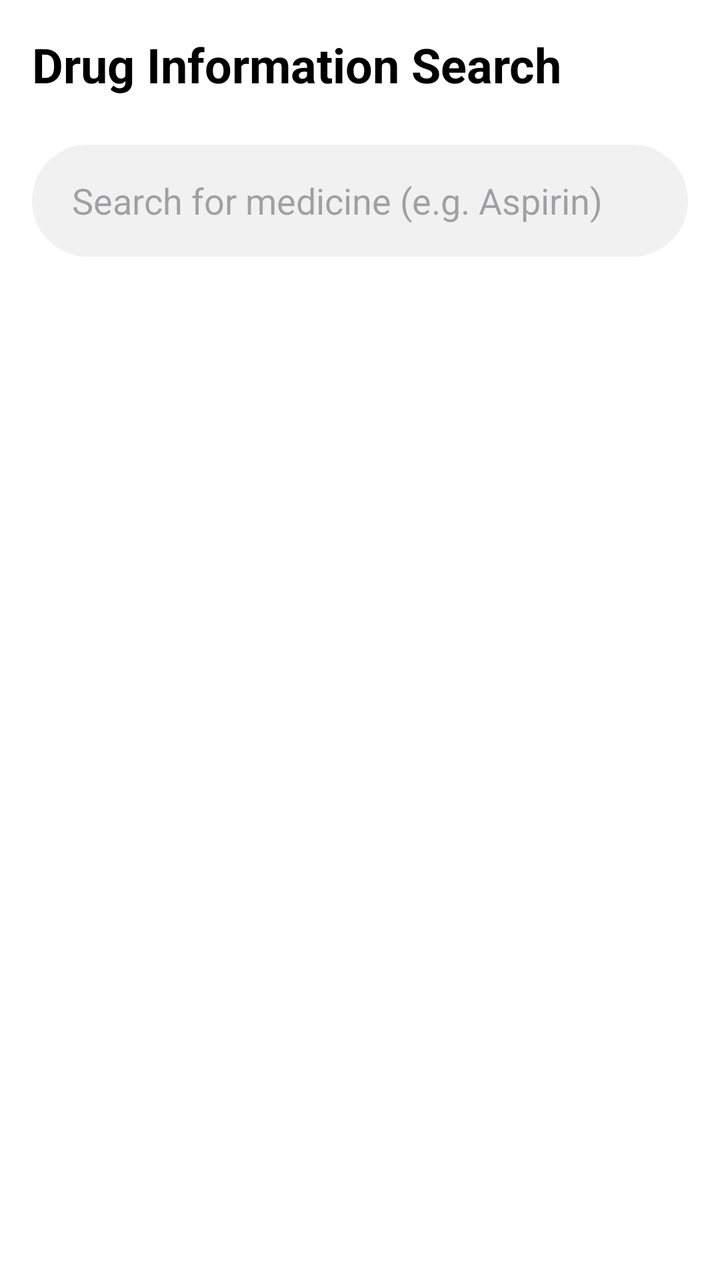
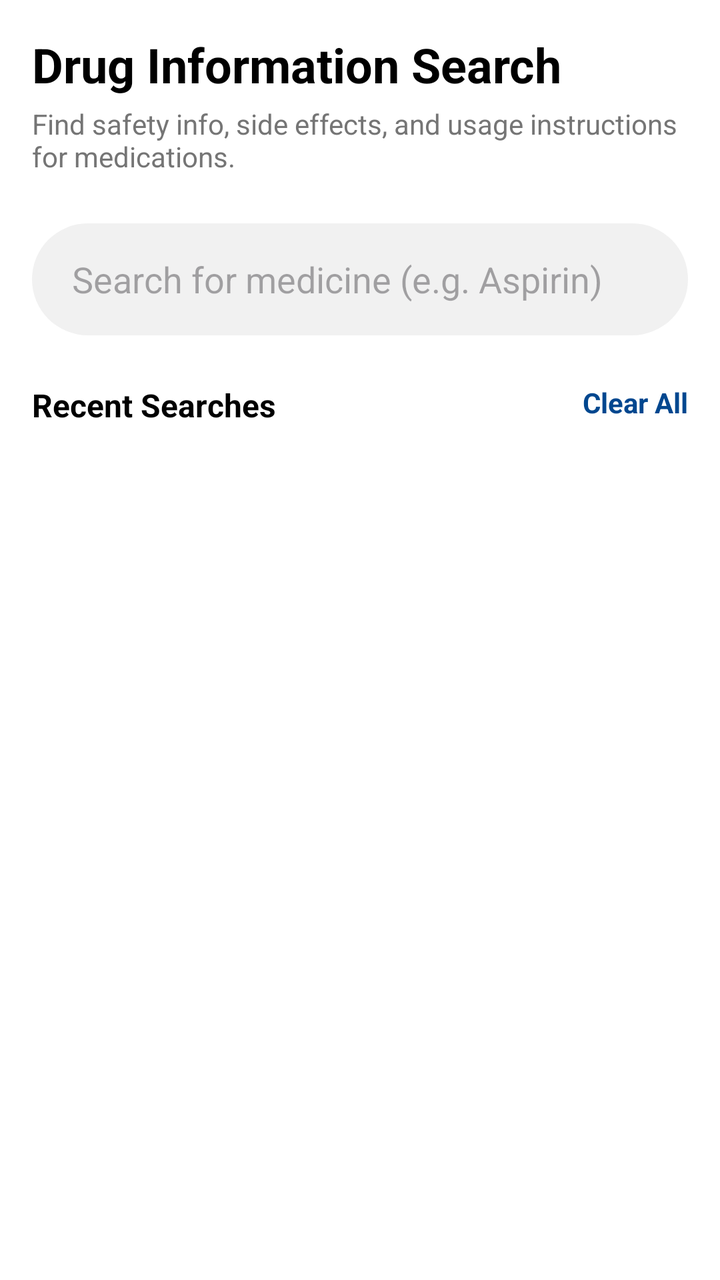

Screens rendered from an Android XML layout before and after an edit, with the pre-edit source and the edit as a unified diff.
<!-- AndroidManifest.xml: application theme Theme.AfyaSalama -->
<!-- res/layout/fragment_search.xml -->
<?xml version="1.0" encoding="utf-8"?>
<LinearLayout xmlns:android="http://schemas.android.com/apk/res/android"
    android:layout_width="match_parent"
    android:layout_height="match_parent"
    android:orientation="vertical"
    android:background="@color/white"
    android:padding="16dp">

    <TextView
        android:layout_width="wrap_content"
        android:layout_height="wrap_content"
        android:text="Drug Information Search"
        android:textSize="24sp"
        android:textStyle="bold"
        android:textColor="@color/black"
        android:layout_marginBottom="24dp" />

    <EditText
        android:id="@+id/et_drug_search"
        android:layout_width="match_parent"
        android:layout_height="56dp"
        android:hint="Search for medicine (e.g. Aspirin)"
        android:background="@drawable/capsule_edit_text"
        android:paddingHorizontal="20dp"
        android:inputType="text"
        android:imeOptions="actionSearch" />

    <ProgressBar
        android:id="@+id/pb_search"
        android:layout_width="wrap_content"
        android:layout_height="wrap_content"
        android:layout_gravity="center"
        android:layout_marginTop="16dp"
        android:visibility="gone" />

    <androidx.recyclerview.widget.RecyclerView
        android:id="@+id/rv_drugs"
        android:layout_width="match_parent"
        android:layout_height="match_parent"
        android:layout_marginTop="16dp" />

</LinearLayout>
<!-- resources referenced by this layout -->
<resources>
  <color name="black">#FF000000</color>
  <color name="white">#FFFFFFFF</color>
  <!-- drawable capsule_edit_text (drawable) -->
  <?xml version="1.0" encoding="utf-8"?>
  <shape xmlns:android="http://schemas.android.com/apk/res/android">
      <solid android:color="@color/light_grey" />
      <corners android:radius="100dp" />
  </shape>
  <style name="Theme.AfyaSalama" parent="Base.Theme.AfyaSalama" />
  <color name="light_grey">#F1F1F1</color>
  <style name="Base.Theme.AfyaSalama" parent="Theme.Material3.DayNight.NoActionBar">
          <item name="colorPrimary">@color/primary_blue</item>
          <item name="android:windowBackground">@color/white</item>
      </style>
  <color name="primary_blue">#00478F</color>
</resources>

<!-- the commit's change to res/layout/fragment_search.xml (unified diff, before → after) -->
@@ -12,7 +12,15 @@
         android:text="Drug Information Search"
         android:textSize="24sp"
         android:textStyle="bold"
-        android:textColor="@color/black"
+        android:textColor="@color/black" />
+
+    <TextView
+        android:layout_width="match_parent"
+        android:layout_height="wrap_content"
+        android:text="Find safety info, side effects, and usage instructions for medications."
+        android:textColor="@color/gray_text"
+        android:textSize="14sp"
+        android:layout_marginTop="4dp"
         android:layout_marginBottom="24dp" />
 
     <EditText
@@ -24,6 +32,31 @@
         android:paddingHorizontal="20dp"
         android:inputType="text"
         android:imeOptions="actionSearch" />
+
+    <RelativeLayout
+        android:id="@+id/layout_history_header"
+        android:layout_width="match_parent"
+        android:layout_height="wrap_content"
+        android:layout_marginTop="24dp"
+        android:visibility="visible">
+
+        <TextView
+            android:layout_width="wrap_content"
+            android:layout_height="wrap_content"
+            android:text="Recent Searches"
+            android:textStyle="bold"
+            android:textColor="@color/black"
+            android:textSize="16sp" />
+
+        <TextView
+            android:id="@+id/tv_clear_history"
+            android:layout_width="wrap_content"
+            android:layout_height="wrap_content"
+            android:text="Clear All"
+            android:textColor="@color/primary_blue"
+            android:layout_alignParentEnd="true"
+            android:textStyle="bold" />
+    </RelativeLayout>
 
     <ProgressBar
         android:id="@+id/pb_search"
<!-- resource entries referenced after the edit -->
@@ -1,6 +1,8 @@
 <!-- resources referenced by this layout -->
 <resources>
   <color name="black">#FF000000</color>
+  <color name="gray_text">#757575</color>
+  <color name="primary_blue">#00478F</color>
   <color name="white">#FFFFFFFF</color>
   <!-- drawable capsule_edit_text (drawable) -->
   <?xml version="1.0" encoding="utf-8"?>
@@ -14,6 +16,5 @@
           <item name="colorPrimary">@color/primary_blue</item>
           <item name="android:windowBackground">@color/white</item>
       </style>
-  <color name="primary_blue">#00478F</color>
 </resources>
 
